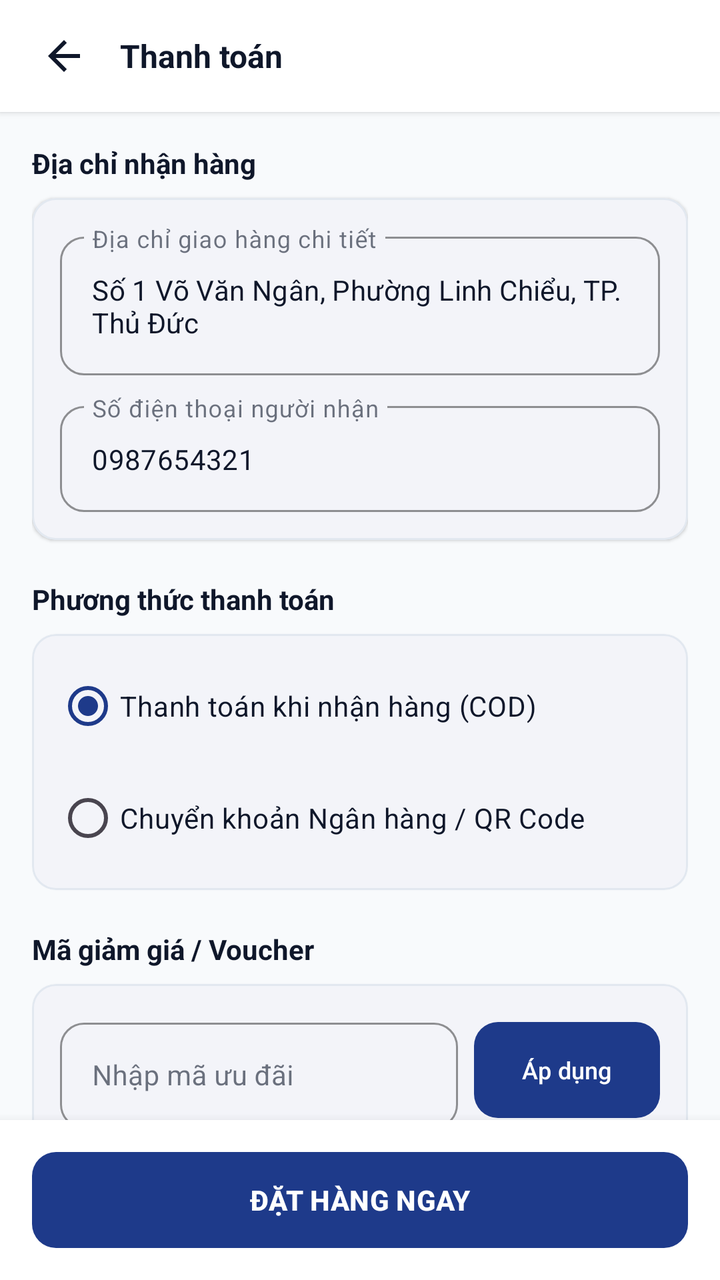
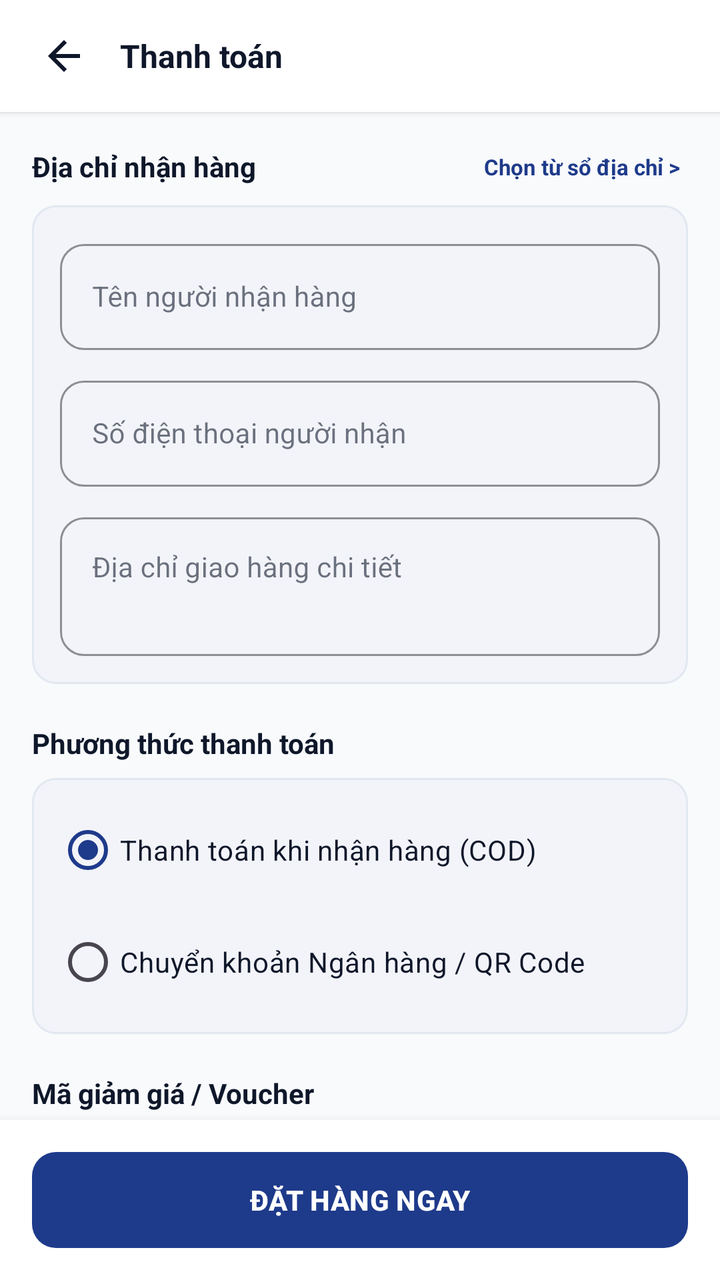

Before-and-after screenshots of an Android layout around one commit, followed by the original layout XML and the change that was made.
<!-- AndroidManifest.xml: application theme Theme.Book_selling_app -->
<!-- res/layout/activity_checkout.xml -->
<?xml version="1.0" encoding="utf-8"?>
<androidx.constraintlayout.widget.ConstraintLayout xmlns:android="http://schemas.android.com/apk/res/android"
    xmlns:app="http://schemas.android.com/apk/res-auto"
    xmlns:tools="http://schemas.android.com/tools"
    android:layout_width="match_parent"
    android:layout_height="match_parent"
    android:background="@color/background"
    tools:context=".CheckoutActivity"
    tools:ignore="HardcodedText,ContentDescription,Autofill">

    
    <LinearLayout
        android:id="@+id/layoutCheckoutHeader"
        android:layout_width="0dp"
        android:layout_height="56dp"
        android:background="@color/surface"
        android:elevation="2dp"
        android:gravity="center_vertical"
        android:orientation="horizontal"
        android:paddingStart="12dp"
        android:paddingEnd="12dp"
        app:layout_constraintEnd_toEndOf="parent"
        app:layout_constraintStart_toStartOf="parent"
        app:layout_constraintTop_toTopOf="parent">

        <ImageButton
            android:id="@+id/btnBack"
            android:layout_width="40dp"
            android:layout_height="40dp"
            android:background="?attr/selectableItemBackgroundBorderless"
            android:contentDescription="@null"
            android:src="@drawable/ic_arrow_back"
            app:tint="@color/text_primary" />

        <TextView
            android:layout_width="wrap_content"
            android:layout_height="wrap_content"
            android:layout_marginStart="8dp"
            android:text="Thanh toán"
            android:textColor="@color/text_primary"
            android:textSize="@dimen/text_lg"
            android:textStyle="bold" />
    </LinearLayout>

    <androidx.core.widget.NestedScrollView
        android:layout_width="0dp"
        android:layout_height="0dp"
        android:fillViewport="true"
        app:layout_constraintBottom_toTopOf="@+id/layoutConfirmBottom"
        app:layout_constraintEnd_toEndOf="parent"
        app:layout_constraintStart_toStartOf="parent"
        app:layout_constraintTop_toBottomOf="@+id/layoutCheckoutHeader">

        <LinearLayout
            android:layout_width="match_parent"
            android:layout_height="wrap_content"
            android:orientation="vertical"
            android:padding="16dp">

            
            <TextView
                android:layout_width="wrap_content"
                android:layout_height="wrap_content"
                android:layout_marginBottom="8dp"
                android:text="Địa chỉ nhận hàng"
                android:textColor="@color/text_primary"
                android:textSize="@dimen/text_md"
                android:textStyle="bold" />

            <com.google.android.material.card.MaterialCardView
                android:layout_width="match_parent"
                android:layout_height="wrap_content"
                app:cardBackgroundColor="@color/surface"
                app:cardCornerRadius="@dimen/radius_md"
                app:cardElevation="1dp"
                app:strokeColor="@color/border_subtle"
                app:strokeWidth="1dp">

                <LinearLayout
                    android:layout_width="match_parent"
                    android:layout_height="wrap_content"
                    android:orientation="vertical"
                    android:padding="14dp">

                    <com.google.android.material.textfield.TextInputLayout
                        android:id="@+id/tilShippingAddress"
                        style="@style/Widget.MaterialComponents.TextInputLayout.OutlinedBox"
                        android:layout_width="match_parent"
                        android:layout_height="wrap_content"
                        android:hint="Địa chỉ giao hàng chi tiết"
                        app:boxCornerRadiusBottomEnd="@dimen/radius_md"
                        app:boxCornerRadiusBottomStart="@dimen/radius_md"
                        app:boxCornerRadiusTopEnd="@dimen/radius_md"
                        app:boxCornerRadiusTopStart="@dimen/radius_md"
                        app:boxStrokeColor="@color/primary">

                        <com.google.android.material.textfield.TextInputEditText
                            android:id="@+id/edtShippingAddress"
                            android:layout_width="match_parent"
                            android:layout_height="wrap_content"
                            android:autofillHints="postalAddress"
                            android:text="Số 1 Võ Văn Ngân, Phường Linh Chiểu, TP. Thủ Đức"
                            android:textColor="@color/text_primary"
                            android:textSize="@dimen/text_md" />
                    </com.google.android.material.textfield.TextInputLayout>

                    <com.google.android.material.textfield.TextInputLayout
                        android:id="@+id/tilReceiverPhone"
                        style="@style/Widget.MaterialComponents.TextInputLayout.OutlinedBox"
                        android:layout_width="match_parent"
                        android:layout_height="wrap_content"
                        android:layout_marginTop="10dp"
                        android:hint="Số điện thoại người nhận"
                        app:boxCornerRadiusBottomEnd="@dimen/radius_md"
                        app:boxCornerRadiusBottomStart="@dimen/radius_md"
                        app:boxCornerRadiusTopEnd="@dimen/radius_md"
                        app:boxCornerRadiusTopStart="@dimen/radius_md"
                        app:boxStrokeColor="@color/primary">

                        <com.google.android.material.textfield.TextInputEditText
                            android:id="@+id/edtReceiverPhone"
                            android:layout_width="match_parent"
                            android:layout_height="wrap_content"
                            android:autofillHints="phoneNumber"
                            android:text="0987654321"
                            android:inputType="phone"
                            android:textColor="@color/text_primary"
                            android:textSize="@dimen/text_md" />
                    </com.google.android.material.textfield.TextInputLayout>

                </LinearLayout>

            </com.google.android.material.card.MaterialCardView>

            
            <TextView
                android:layout_width="wrap_content"
                android:layout_height="wrap_content"
                android:layout_marginTop="20dp"
                android:layout_marginBottom="8dp"
                android:text="Phương thức thanh toán"
                android:textColor="@color/text_primary"
                android:textSize="@dimen/text_md"
                android:textStyle="bold" />

            <com.google.android.material.card.MaterialCardView
                android:layout_width="match_parent"
                android:layout_height="wrap_content"
                app:cardBackgroundColor="@color/surface"
                app:cardCornerRadius="@dimen/radius_md"
                app:cardElevation="1dp"
                app:strokeColor="@color/border_subtle"
                app:strokeWidth="1dp">

                <RadioGroup
                    android:id="@+id/rgPayment"
                    android:layout_width="match_parent"
                    android:layout_height="wrap_content"
                    android:padding="12dp">

                    <RadioButton
                        android:id="@+id/rbCOD"
                        android:layout_width="match_parent"
                        android:layout_height="wrap_content"
                        android:checked="true"
                        android:buttonTint="@color/primary"
                        android:text="Thanh toán khi nhận hàng (COD)"
                        android:textColor="@color/text_primary"
                        android:textSize="@dimen/text_md" />

                    <RadioButton
                        android:id="@+id/rbBanking"
                        android:layout_width="match_parent"
                        android:layout_height="wrap_content"
                        android:layout_marginTop="8dp"
                        android:buttonTint="@color/primary"
                        android:text="Chuyển khoản Ngân hàng / QR Code"
                        android:textColor="@color/text_primary"
                        android:textSize="@dimen/text_md" />
                </RadioGroup>

            </com.google.android.material.card.MaterialCardView>

            
            <TextView
                android:layout_width="wrap_content"
                android:layout_height="wrap_content"
                android:layout_marginTop="20dp"
                android:layout_marginBottom="8dp"
                android:text="Mã giảm giá / Voucher"
                android:textColor="@color/text_primary"
                android:textSize="@dimen/text_md"
                android:textStyle="bold" />

            <com.google.android.material.card.MaterialCardView
                android:layout_width="match_parent"
                android:layout_height="wrap_content"
                app:cardBackgroundColor="@color/surface"
                app:cardCornerRadius="@dimen/radius_md"
                app:cardElevation="1dp"
                app:strokeColor="@color/border_subtle"
                app:strokeWidth="1dp">

                <LinearLayout
                    android:layout_width="match_parent"
                    android:layout_height="wrap_content"
                    android:orientation="vertical"
                    android:padding="14dp">

                    <LinearLayout
                        android:layout_width="match_parent"
                        android:layout_height="wrap_content"
                        android:gravity="center_vertical"
                        android:orientation="horizontal">

                        <com.google.android.material.textfield.TextInputLayout
                            android:id="@+id/tilVoucherCode"
                            style="@style/Widget.MaterialComponents.TextInputLayout.OutlinedBox"
                            android:layout_width="0dp"
                            android:layout_height="wrap_content"
                            android:layout_weight="1"
                            android:hint="Nhập mã ưu đãi"
                            app:boxCornerRadiusBottomEnd="@dimen/radius_md"
                            app:boxCornerRadiusBottomStart="@dimen/radius_md"
                            app:boxCornerRadiusTopEnd="@dimen/radius_md"
                            app:boxCornerRadiusTopStart="@dimen/radius_md"
                            app:boxStrokeColor="@color/primary">

                            <com.google.android.material.textfield.TextInputEditText
                                android:id="@+id/edtVoucherCode"
                                android:layout_width="match_parent"
                                android:layout_height="wrap_content"
                                android:textAllCaps="true"
                                android:singleLine="true"
                                android:textColor="@color/text_primary"
                                android:textSize="@dimen/text_md" />
                        </com.google.android.material.textfield.TextInputLayout>

                        <com.google.android.material.button.MaterialButton
                            android:id="@+id/btnApplyVoucher"
                            android:layout_width="wrap_content"
                            android:layout_height="wrap_content"
                            android:layout_marginStart="8dp"
                            android:background="@drawable/bg_button_primary"
                            android:text="Áp dụng"
                            android:textColor="@color/white"
                            android:textSize="@dimen/text_sm"
                            app:backgroundTint="@color/primary"
                            app:cornerRadius="@dimen/radius_md" />

                    </LinearLayout>

                    <TextView
                        android:id="@+id/tvVoucherMessage"
                        android:layout_width="wrap_content"
                        android:layout_height="wrap_content"
                        android:layout_marginTop="6dp"
                        android:text="Gợi ý mã: GIAM10 (10%), GIAM30K (đơn >100k), BOOKLOVER (-20k)"
                        android:textColor="@color/text_secondary"
                        android:textSize="@dimen/text_xs" />

                </LinearLayout>

            </com.google.android.material.card.MaterialCardView>

            
            <TextView
                android:layout_width="wrap_content"
                android:layout_height="wrap_content"
                android:layout_marginTop="20dp"
                android:layout_marginBottom="8dp"
                android:text="Chi tiết đơn hàng"
                android:textColor="@color/text_primary"
                android:textSize="@dimen/text_md"
                android:textStyle="bold" />

            <com.google.android.material.card.MaterialCardView
                android:layout_width="match_parent"
                android:layout_height="wrap_content"
                app:cardBackgroundColor="@color/surface"
                app:cardCornerRadius="@dimen/radius_md"
                app:cardElevation="1dp"
                app:strokeColor="@color/border_subtle"
                app:strokeWidth="1dp">

                <LinearLayout
                    android:layout_width="match_parent"
                    android:layout_height="wrap_content"
                    android:orientation="vertical"
                    android:padding="16dp">

                    <LinearLayout
                        android:layout_width="match_parent"
                        android:layout_height="wrap_content"
                        android:orientation="horizontal">

                        <TextView
                            android:layout_width="0dp"
                            android:layout_height="wrap_content"
                            android:layout_weight="1"
                            android:text="Tiền hàng:"
                            android:textColor="@color/text_secondary"
                            android:textSize="@dimen/text_md" />

                        <TextView
                            android:id="@+id/tvCheckoutSubtotal"
                            android:layout_width="wrap_content"
                            android:layout_height="wrap_content"
                            android:text="0 đ"
                            android:textColor="@color/text_primary"
                            android:textSize="@dimen/text_md" />
                    </LinearLayout>

                    <LinearLayout
                        android:id="@+id/layoutDiscountRow"
                        android:layout_width="match_parent"
                        android:layout_height="wrap_content"
                        android:layout_marginTop="8dp"
                        android:orientation="horizontal"
                        android:visibility="gone">

                        <TextView
                            android:layout_width="0dp"
                            android:layout_height="wrap_content"
                            android:layout_weight="1"
                            android:text="Giảm giá voucher:"
                            android:textColor="@color/status_discount"
                            android:textSize="@dimen/text_md" />

                        <TextView
                            android:id="@+id/tvCheckoutDiscount"
                            android:layout_width="wrap_content"
                            android:layout_height="wrap_content"
                            android:text="-0 đ"
                            android:textColor="@color/status_discount"
                            android:textSize="@dimen/text_md"
                            android:textStyle="bold" />
                    </LinearLayout>

                    <LinearLayout
                        android:layout_width="match_parent"
                        android:layout_height="wrap_content"
                        android:layout_marginTop="8dp"
                        android:orientation="horizontal">

                        <TextView
                            android:layout_width="0dp"
                            android:layout_height="wrap_content"
                            android:layout_weight="1"
                            android:text="Phí vận chuyển:"
                            android:textColor="@color/text_secondary"
                            android:textSize="@dimen/text_md" />

                        <TextView
                            android:layout_width="wrap_content"
                            android:layout_height="wrap_content"
                            android:text="Miễn phí"
                            android:textColor="@color/status_success"
                            android:textSize="@dimen/text_md"
                            android:textStyle="bold" />
                    </LinearLayout>

                    <View
                        android:layout_width="match_parent"
                        android:layout_height="1dp"
                        android:layout_marginTop="12dp"
                        android:layout_marginBottom="12dp"
                        android:background="@color/border_subtle" />

                    <LinearLayout
                        android:layout_width="match_parent"
                        android:layout_height="wrap_content"
                        android:orientation="horizontal">

                        <TextView
                            android:layout_width="0dp"
                            android:layout_height="wrap_content"
                            android:layout_weight="1"
                            android:text="Tổng cộng:"
                            android:textColor="@color/text_primary"
                            android:textSize="@dimen/text_lg"
                            android:textStyle="bold" />

                        <TextView
                            android:id="@+id/tvCheckoutTotal"
                            android:layout_width="wrap_content"
                            android:layout_height="wrap_content"
                            android:text="0 đ"
                            android:textColor="@color/primary"
                            android:textSize="@dimen/text_xl"
                            android:textStyle="bold" />
                    </LinearLayout>

                </LinearLayout>

            </com.google.android.material.card.MaterialCardView>

        </LinearLayout>

    </androidx.core.widget.NestedScrollView>

    
    <LinearLayout
        android:id="@+id/layoutConfirmBottom"
        android:layout_width="0dp"
        android:layout_height="wrap_content"
        android:background="@color/surface"
        android:elevation="8dp"
        android:padding="16dp"
        app:layout_constraintBottom_toBottomOf="parent"
        app:layout_constraintEnd_toEndOf="parent"
        app:layout_constraintStart_toStartOf="parent">

        <com.google.android.material.button.MaterialButton
            android:id="@+id/btnConfirmOrder"
            android:layout_width="match_parent"
            android:layout_height="@dimen/button_height"
            android:background="@drawable/bg_button_primary"
            android:text="ĐẶT HÀNG NGAY"
            android:textColor="@color/white"
            android:textSize="@dimen/text_md"
            android:textStyle="bold"
            app:backgroundTint="@color/primary"
            app:cornerRadius="@dimen/radius_md" />

    </LinearLayout>

</androidx.constraintlayout.widget.ConstraintLayout>
<!-- resources referenced by this layout -->
<resources>
  <color name="background">#F8FAFC</color>
  <color name="border_subtle">#E2E8F0</color>
  <color name="primary">#1E3A8A</color>
  <color name="status_discount">#E11D48</color>
  <color name="status_success">#10B981</color>
  <color name="surface">#FFFFFF</color>
  <color name="text_primary">#0F172A</color>
  <color name="text_secondary">#64748B</color>
  <color name="white">#FFFFFFFF</color>
  <dimen name="button_height">48dp</dimen>
  <dimen name="radius_md">12dp</dimen>
  <dimen name="text_lg">16sp</dimen>
  <dimen name="text_md">14sp</dimen>
  <dimen name="text_sm">12sp</dimen>
  <dimen name="text_xl">18sp</dimen>
  <dimen name="text_xs">11sp</dimen>
  <!-- drawable bg_button_primary (drawable) -->
  <?xml version="1.0" encoding="utf-8"?>
  <ripple xmlns:android="http://schemas.android.com/apk/res/android"
      android:color="#33FFFFFF">
      <item>
          <shape android:shape="rectangle">
              <solid android:color="@color/primary" />
              <corners android:radius="@dimen/radius_md" />
          </shape>
      </item>
  </ripple>
  <!-- drawable ic_arrow_back (drawable) -->
  <vector xmlns:android="http://schemas.android.com/apk/res/android"
      android:width="24dp"
      android:height="24dp"
      android:viewportWidth="24"
      android:viewportHeight="24">
    <path
        android:fillColor="@color/text_primary"
        android:pathData="M20,11H7.83l5.59,-5.59L12,4l-8,8 8,8 1.41,-1.41L7.83,13H20v-2z"/>
  </vector>
  <style name="Theme.Book_selling_app" parent="Base.Theme.Book_selling_app" />
  <style name="Base.Theme.Book_selling_app" parent="Theme.Material3.DayNight.NoActionBar">
          
          <item name="colorPrimary">@color/primary</item>
          <item name="colorPrimaryDark">@color/primary_dark</item>
          <item name="colorOnPrimary">@color/on_primary</item>
          <item name="colorSecondary">@color/secondary</item>
          <item name="colorOnSecondary">@color/on_secondary</item>
  
          
          <item name="android:windowBackground">@color/background</item>
          <item name="colorSurface">@color/surface</item>
          <item name="colorOnSurface">@color/text_primary</item>
  
          
          <item name="android:statusBarColor">@color/surface</item>
          <item name="android:windowLightStatusBar">true</item>
      </style>
  <color name="primary_dark">#00236F</color>
  <color name="on_primary">#FFFFFF</color>
  <color name="secondary">#D97706</color>
  <color name="on_secondary">#FFFFFF</color>
</resources>

<!-- the commit's change to res/layout/activity_checkout.xml (unified diff, before → after) -->
@@ -58,14 +58,33 @@
             android:padding="16dp">
 
             
-            <TextView
-                android:layout_width="wrap_content"
+            <LinearLayout
+                android:layout_width="match_parent"
                 android:layout_height="wrap_content"
                 android:layout_marginBottom="8dp"
-                android:text="Địa chỉ nhận hàng"
-                android:textColor="@color/text_primary"
-                android:textSize="@dimen/text_md"
-                android:textStyle="bold" />
+                android:gravity="center_vertical"
+                android:orientation="horizontal">
+
+                <TextView
+                    android:layout_width="0dp"
+                    android:layout_height="wrap_content"
+                    android:layout_weight="1"
+                    android:text="Địa chỉ nhận hàng"
+                    android:textColor="@color/text_primary"
+                    android:textSize="@dimen/text_md"
+                    android:textStyle="bold" />
+
+                <TextView
+                    android:id="@+id/btnPickAddressBook"
+                    android:layout_width="wrap_content"
+                    android:layout_height="wrap_content"
+                    android:background="?attr/selectableItemBackground"
+                    android:padding="4dp"
+                    android:text="Chọn từ sổ địa chỉ &gt;"
+                    android:textColor="@color/primary"
+                    android:textSize="@dimen/text_xs"
+                    android:textStyle="bold" />
+            </LinearLayout>
 
             <com.google.android.material.card.MaterialCardView
                 android:layout_width="match_parent"
@@ -83,11 +102,11 @@
                     android:padding="14dp">
 
                     <com.google.android.material.textfield.TextInputLayout
-                        android:id="@+id/tilShippingAddress"
+                        android:id="@+id/tilReceiverName"
                         style="@style/Widget.MaterialComponents.TextInputLayout.OutlinedBox"
                         android:layout_width="match_parent"
                         android:layout_height="wrap_content"
-                        android:hint="Địa chỉ giao hàng chi tiết"
+                        android:hint="Tên người nhận hàng"
                         app:boxCornerRadiusBottomEnd="@dimen/radius_md"
                         app:boxCornerRadiusBottomStart="@dimen/radius_md"
                         app:boxCornerRadiusTopEnd="@dimen/radius_md"
@@ -95,11 +114,10 @@
                         app:boxStrokeColor="@color/primary">
 
                         <com.google.android.material.textfield.TextInputEditText
-                            android:id="@+id/edtShippingAddress"
+                            android:id="@+id/edtReceiverName"
                             android:layout_width="match_parent"
                             android:layout_height="wrap_content"
-                            android:autofillHints="postalAddress"
-                            android:text="Số 1 Võ Văn Ngân, Phường Linh Chiểu, TP. Thủ Đức"
+                            android:inputType="textPersonName"
                             android:textColor="@color/text_primary"
                             android:textSize="@dimen/text_md" />
                     </com.google.android.material.textfield.TextInputLayout>
@@ -122,8 +140,32 @@
                             android:layout_width="match_parent"
                             android:layout_height="wrap_content"
                             android:autofillHints="phoneNumber"
-                            android:text="0987654321"
                             android:inputType="phone"
+                            android:textColor="@color/text_primary"
+                            android:textSize="@dimen/text_md" />
+                    </com.google.android.material.textfield.TextInputLayout>
+
+                    <com.google.android.material.textfield.TextInputLayout
+                        android:id="@+id/tilShippingAddress"
+                        style="@style/Widget.MaterialComponents.TextInputLayout.OutlinedBox"
+                        android:layout_width="match_parent"
+                        android:layout_height="wrap_content"
+                        android:layout_marginTop="10dp"
+                        android:hint="Địa chỉ giao hàng chi tiết"
+                        app:boxCornerRadiusBottomEnd="@dimen/radius_md"
+                        app:boxCornerRadiusBottomStart="@dimen/radius_md"
+                        app:boxCornerRadiusTopEnd="@dimen/radius_md"
+                        app:boxCornerRadiusTopStart="@dimen/radius_md"
+                        app:boxStrokeColor="@color/primary">
+
+                        <com.google.android.material.textfield.TextInputEditText
+                            android:id="@+id/edtShippingAddress"
+                            android:layout_width="match_parent"
+                            android:layout_height="wrap_content"
+                            android:autofillHints="postalAddress"
+                            android:gravity="top"
+                            android:inputType="textMultiLine"
+                            android:lines="2"
                             android:textColor="@color/text_primary"
                             android:textSize="@dimen/text_md" />
                     </com.google.android.material.textfield.TextInputLayout>
